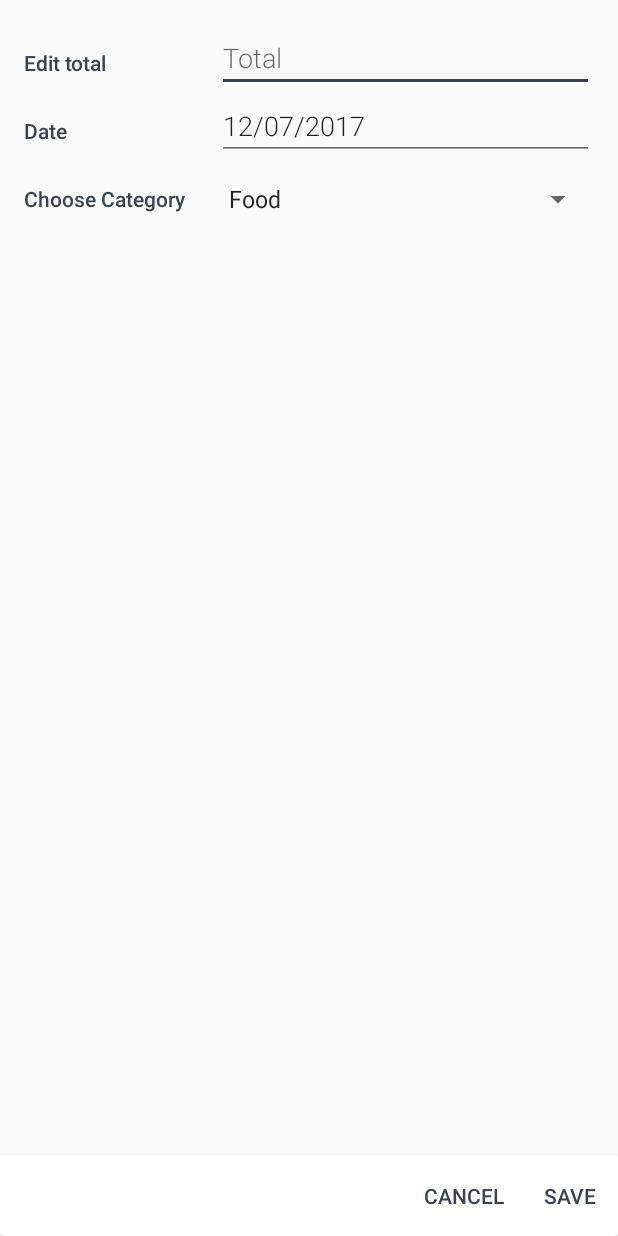
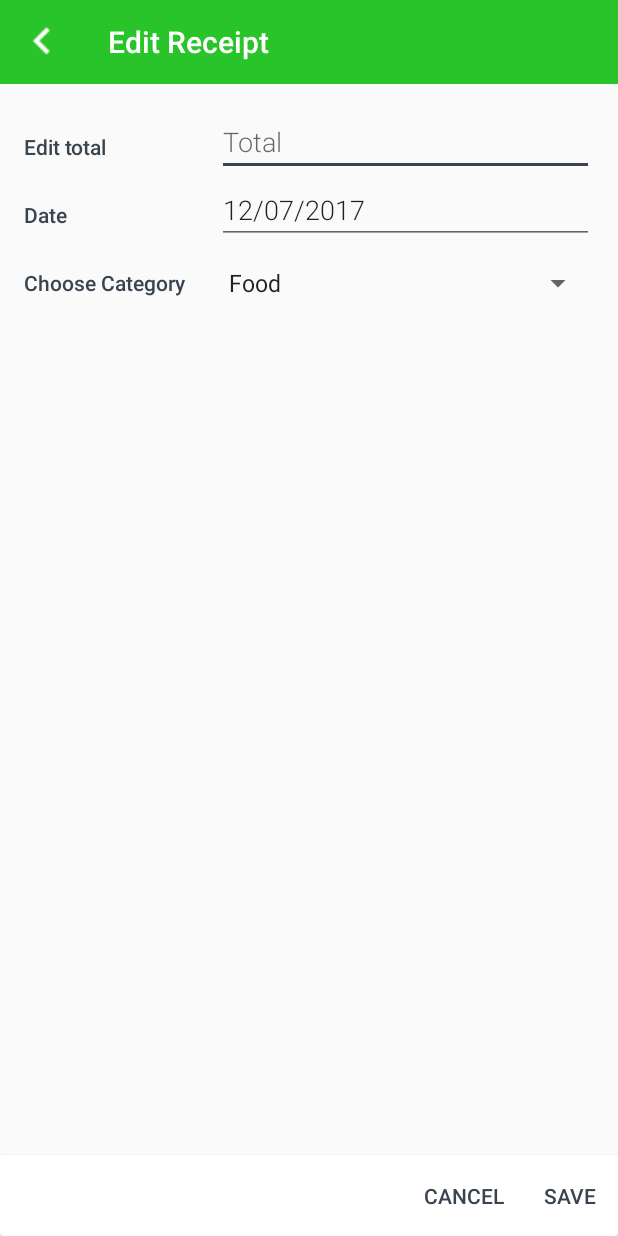
Before and after one commit to SPKB24/MobileAppDev-FinalProject, an Android app: the EditReceipt screen opened directly, with no data from a screen before it, on a phone screen of 412 x 824 dp. Run offline under Robolectric (Android 15) with nearby library versions, the phone set to English and light mode, and no system bars; libraries missing offline, so code that uses them is left out: com.mikepenz.fontawesome_typeface_library, com.mikepenz.materialdrawer, com.wdullaer.materialdatetimepicker.

Commit message:
Add toolbar to edit receipt page

```diff
--- a/app/OnYourMark/app/src/main/java/com/example/mikezurawski/onyourmark/views/EditReceipt.java
+++ b/app/OnYourMark/app/src/main/java/com/example/mikezurawski/onyourmark/views/EditReceipt.java
@@ -44,6 +44,8 @@ public class EditReceipt extends AppCompatActivity implements DatePickerDialog.O
         totalTxt = findViewById(R.id.editTotal);
         dateTxt = findViewById(R.id.editDate);
         categoryChoice = findViewById(R.id.mySpinner);
+
+        new HamburgerMenuHandler(this, R.id.toolbar_settings, "Edit Receipt").init_subpage(false);
 
         // Set edit text field
         Bundle extras = getIntent().getExtras();
--- a/app/OnYourMark/app/src/main/res/layout/activity_edit_receipt.xml
+++ b/app/OnYourMark/app/src/main/res/layout/activity_edit_receipt.xml
@@ -6,6 +6,14 @@
     android:layout_height="match_parent"
     tools:context="com.example.mikezurawski.onyourmark.views.EditReceipt"
     android:orientation="vertical">
+
+    <android.support.v7.widget.Toolbar xmlns:android="http://schemas.android.com/apk/res/android"
+        android:id="@+id/toolbar_settings"
+        android:layout_width="match_parent"
+        android:layout_height="wrap_content"
+        android:minHeight="?android:attr/actionBarSize"
+        android:background="?android:attr/colorPrimary"
+        app:titleTextColor="@color/colorWhite" />
 
     <ScrollView
         android:id="@+id/activity_edit_set_scroll"
```
